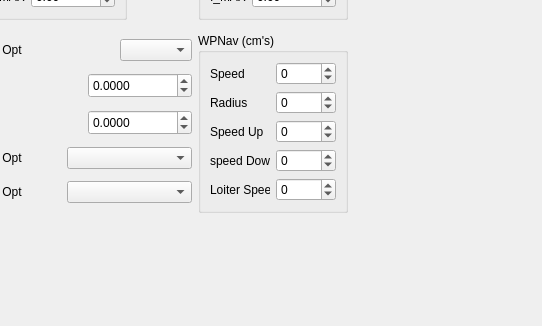
Above: src/ui/configuration/ArduCopterPidConfig.ui from ArduPilot/apm_planner before the change; both pictures show x 362 to 904 and y 269 to 595 of the 904 by 595 pixel window. Below: the same form after it.
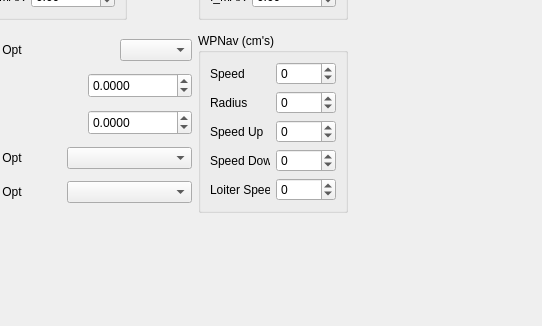
That is the form after the change.

The edit to the form file:
```diff
--- a/src/ui/configuration/ArduCopterPidConfig.ui
+++ b/src/ui/configuration/ArduCopterPidConfig.ui
@@ -382,7 +382,7 @@
            <item>
             <widget class="QLabel" name="label_49">
              <property name="text">
-              <string>speed Down</string>
+              <string>Speed Down</string>
              </property>
             </widget>
            </item>
```
